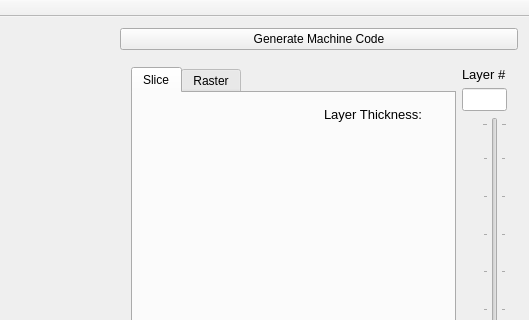
Above: src/mainwindow.ui from alitoyserkani/Versa3D before the change; both pictures show x 475 to 1004 and y 0 to 320 of the 1004 by 640 pixel window. Below: the same form after it.
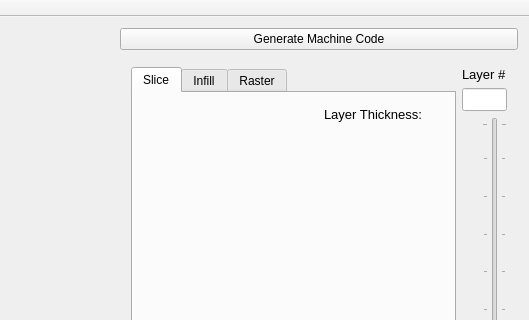
That is the form after the change. Custom widgets are drawn as their Qt base class.

What changed in the file:
```diff
--- a/src/mainwindow.ui
+++ b/src/mainwindow.ui
@@ -107,6 +107,11 @@
                 </item>
                </layout>
               </widget>
+              <widget class="QWidget" name="tab_5">
+               <attribute name="title">
+                <string>Infill</string>
+               </attribute>
+              </widget>
               <widget class="QWidget" name="tab_2">
                <attribute name="title">
                 <string>Raster</string>
```
Left out of the diff: 2 changed lines with no effect on the pictures.
